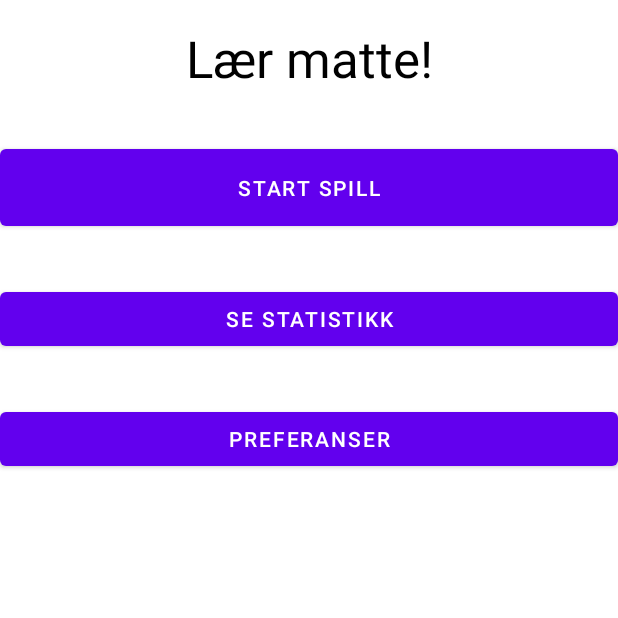
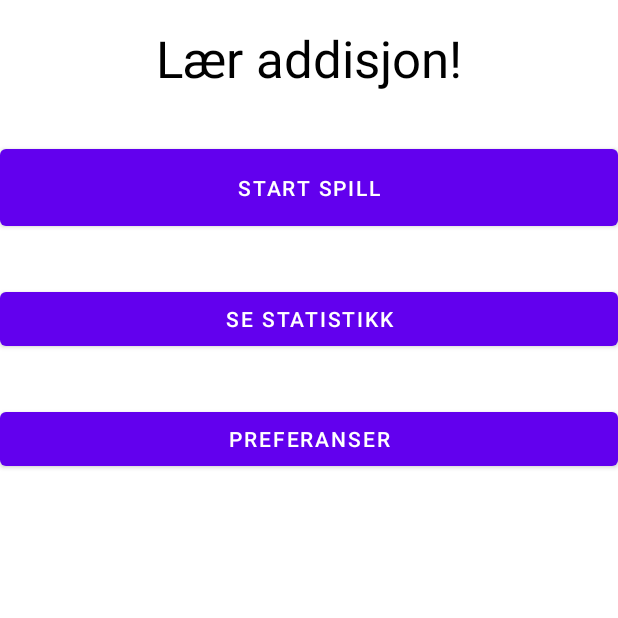
Before and after one commit to KapteinKS/Apputvikling-Mappe1, an Android app: the screen it shows after launch (MainActivity), on a phone screen of 412 x 824 dp, the top half of it. Run offline under Robolectric (Android 15) with nearby library versions, the light colour scheme and no system bars.

Commit message:
Update strings.xml

```diff
--- a/app/src/main/res/values/strings.xml
+++ b/app/src/main/res/values/strings.xml
@@ -1,6 +1,6 @@
 <resources>
     <string name="app_name">Mappe1</string>
-    <string name="main_headline">Lær matte!</string>
+    <string name="main_headline">Lær addisjon!</string>
     <string name="start_game">Start spill</string>
     <string name="statistics">Se statistikk</string>
     <string name="preferences">Preferanser</string>
```
